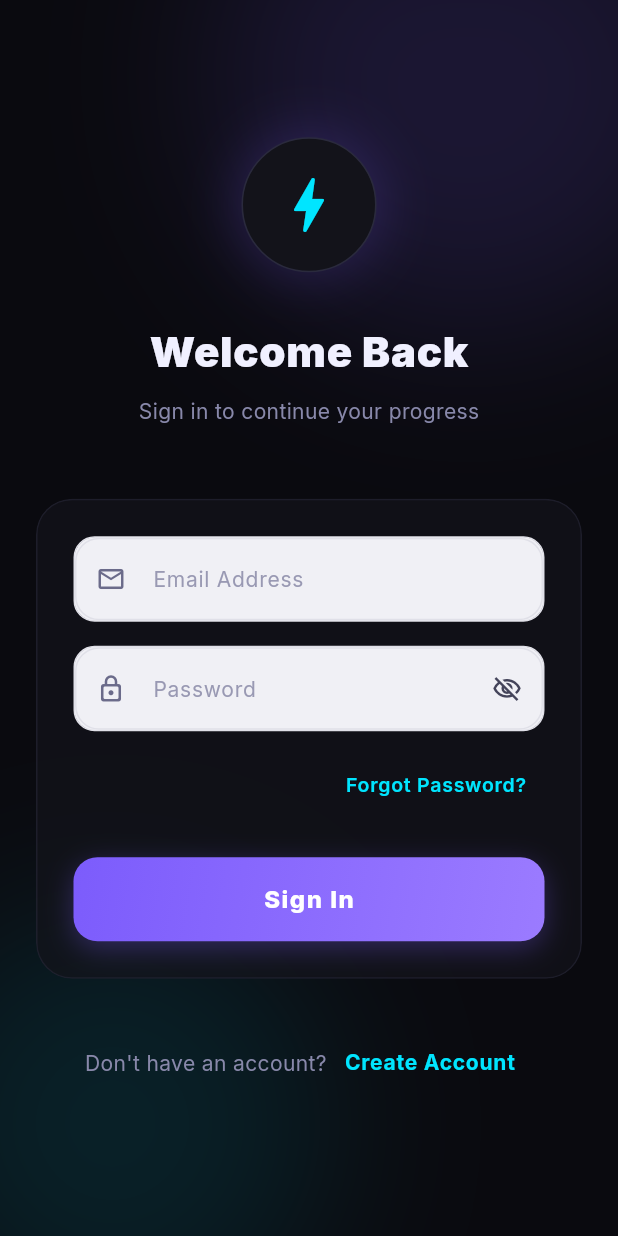
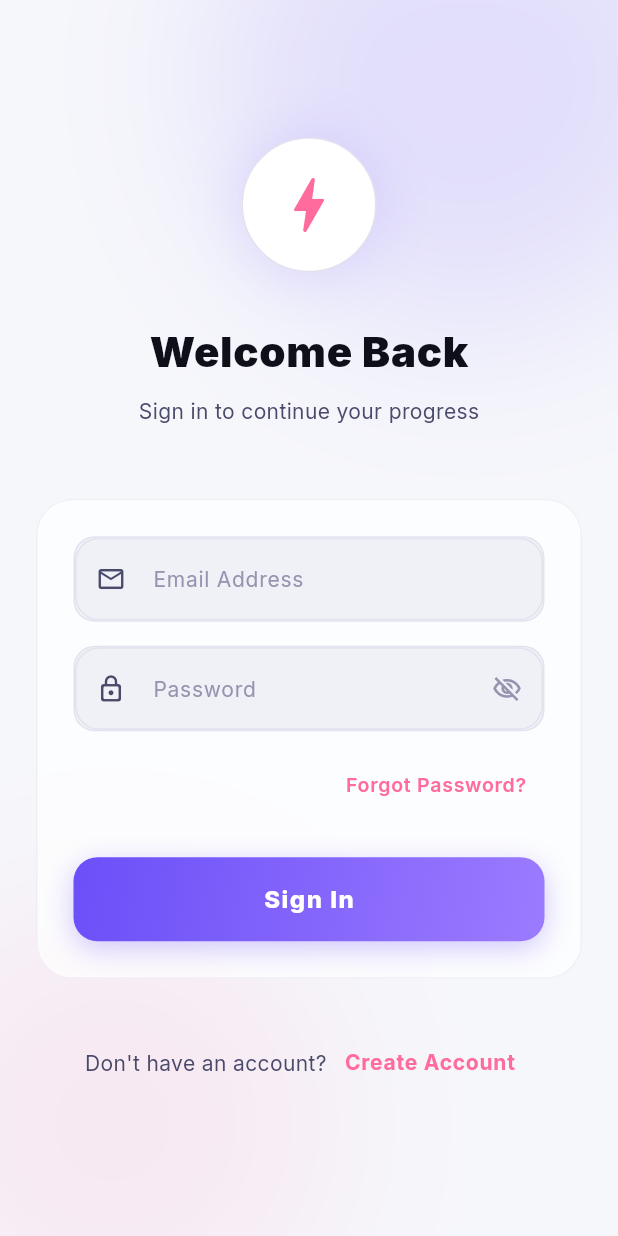
Before and after one commit to saniairfan9014-spec/sanlink, a Flutter app: the screen it shows after launch, on a phone screen of 412 x 824 dp. Run offline on Flutter 3.47's test engine with Material 3 defaults, Android fonts, the phone set to English and light mode, and no system bars; our stand-ins replace flutter_riverpod, google_fonts, image_picker, permission_handler, share_plus, shared_preferences and 3 more; missing offline and left inert: agora_rtc_engine; accounts and stored records are empty.

Commit message:
theme chnge

```diff
--- a/lib/core/theme/app_theme.dart
+++ b/lib/core/theme/app_theme.dart
@@ -83,19 +83,19 @@ class AppGradients {
   AppGradients._();
 
   static const primary = LinearGradient(
-    colors: [Color(0xFF7C5CFC), Color(0xFF9B7BFF)],
+    colors: [Color(0xFF6C4FF8), Color(0xFF9B7CFF)],
     begin: Alignment.topLeft,
     end: Alignment.bottomRight,
   );
 
   static const primaryAccent = LinearGradient(
-    colors: [Color(0xFF7C5CFC), Color(0xFF00E5FF)],
+    colors: [Color(0xFF6C4FF8), Color(0xFF9B7CFF)],
     begin: Alignment.topLeft,
     end: Alignment.bottomRight,
   );
 
   static const accent = LinearGradient(
-    colors: [Color(0xFF00E5FF), Color(0xFF00B4D8)],
+    colors: [Color(0xFFFF6B9D), Color(0xFFFF8FB4)],
     begin: Alignment.topLeft,
     end: Alignment.bottomRight,
   );
@@ -122,7 +122,7 @@ class AppGradients {
 // ─── Theme Palettes ───────────────────────────────────────────────────────────
 
 class AppThemes {
-  // Dark Theme Colors
+  // Dark Theme Colors (kept for dark mode support)
   static const darkBg = Color(0xFF0A0A0F);
   static const darkSurface = Color(0xFF13131A);
   static const darkSurfaceAlt = Color(0xFF1C1C27);
@@ -132,21 +132,21 @@ class AppThemes {
   static const darkTextMuted = Color(0xFF44445A);
 
   // Light Theme Colors
-  static const lightBg = Color(0xFFF5F5FA);
+  static const lightBg = Color(0xFFF6F7FB);
   static const lightSurface = Color(0xFFFFFFFF);
-  static const lightSurfaceAlt = Color(0xFFF0F0F5);
-  static const lightBorder = Color(0xFFE0E0E8);
-  static const lightTextPrimary = Color(0xFF1A1A2E);
-  static const lightTextSecondary = Color(0xFF6B6B8A);
-  static const lightTextMuted = Color(0xFF9999B3);
+  static const lightSurfaceAlt = Color(0xFFF0F1F7);
+  static const lightBorder = Color(0xFFE2E2EF);
+  static const lightTextPrimary = Color(0xFF0F0F1A);
+  static const lightTextSecondary = Color(0xFF4A4A6A);
+  static const lightTextMuted = Color(0xFF9494B0);
 
   // Shared Brand Colors
-  static const primary = Color(0xFF7C5CFC);
-  static const primaryLight = Color(0xFF9B7BFF);
-  static const primaryGlow = Color(0x557C5CFC);
-  static const accent = Color(0xFF00E5FF);
-  static const accentGlow = Color(0x3300E5FF);
-  static const gold = Color(0xFFFFD700);
+  static const primary = Color(0xFF6C4FF8);
+  static const primaryLight = Color(0xFF9B7CFF);
+  static const primaryGlow = Color(0x1F6C4FF8);  // rgba(108,79,248,0.12)
+  static const accent = Color(0xFFFF6B9D);
+  static const accentGlow = Color(0x1FFF6B9D);  // rgba(255,107,157,0.12)
+  static const gold = Color(0xFFD4900A);
   static const red = Color(0xFFFF4757);
   static const green = Color(0xFF00E676);
   static const orange = Color(0xFFFF6D00);
@@ -307,7 +307,7 @@ class AppThemes {
       onSecondary: Colors.white,
       onSurface: darkTextPrimary,
       onError: Colors.white,
-    ),
+    ).copyWith(brightness: Brightness.dark),
     appBarTheme: AppBarTheme(
       backgroundColor: darkSurface,
       elevation: 0,
@@ -413,9 +413,9 @@ class AppThemes {
         border: darkBorder,
         primary: primary,
         primaryLight: primaryLight,
-        primaryGlow: primaryGlow,
+        primaryGlow: Color(0x1F6C4FF8),
         accent: accent,
-        accentGlow: accentGlow,
+        accentGlow: Color(0x1FFF6B9D),
         gold: gold,
         red: red,
         green: green,
@@ -553,9 +553,9 @@ class AppThemes {
         border: lightBorder,
         primary: primary,
         primaryLight: primaryLight,
-        primaryGlow: primaryGlow,
+        primaryGlow: Color(0x1F6C4FF8),
         accent: accent,
-        accentGlow: accentGlow,
+        accentGlow: Color(0x1FFF6B9D),
         gold: gold,
         red: red,
         green: green,
@@ -563,8 +563,8 @@ class AppThemes {
         textPrimary: lightTextPrimary,
         textSecondary: lightTextSecondary,
         textMuted: lightTextMuted,
-        shimmerBase: Color(0xFFE8E8F0),
-        shimmerHighlight: Color(0xFFF5F5FA),
+        shimmerBase: Color(0xFFE6E6F0),
+        shimmerHighlight: Color(0xFFF6F7FB),
       ),
     ],
   );
--- a/lib/features/auth/login_screen.dart
+++ b/lib/features/auth/login_screen.dart
@@ -7,16 +7,16 @@ import '../home/home_screen.dart';
 import '../../core/theme/app_theme.dart';
 
 class _C {
-  static const bg = Color(0xFF0A0A0F);
-  static const surface = Color(0xFF13131A);
-  static const surfaceAlt = Color(0xFF1C1C27);
-  static const border = Color(0xFF2A2A3D);
-  static const primary = Color(0xFF7C5CFC);
-  static const primaryGlow = Color(0x337C5CFC);
-  static const accent = Color(0xFF00E5FF);
-  static const textPrimary = Color(0xFFF0F0FF);
-  static const textSecondary = Color(0xFF8888AA);
-  static const textMuted = Color(0xFF44445A);
+  static const bg = Color(0xFFF6F7FB);
+  static const surface = Color(0xFFFFFFFF);
+  static const surfaceAlt = Color(0xFFF0F1F7);
+  static const border = Color(0xFFE2E2EF);
+  static const primary = Color(0xFF6C4FF8);
+  static const primaryGlow = Color(0x1F6C4FF8);
+  static const accent = Color(0xFFFF6B9D);
+  static const textPrimary = Color(0xFF0F0F1A);
+  static const textSecondary = Color(0xFF4A4A6A);
+  static const textMuted = Color(0xFF9494B0);
 }
 
 class LoginScreen extends StatefulWidget {
--- a/lib/features/auth/signup_screen.dart
+++ b/lib/features/auth/signup_screen.dart
@@ -5,16 +5,16 @@ import '../../services/auth_service.dart';
 import '../home/home_screen.dart';
 
 class _C {
-  static const bg = Color(0xFF0A0A0F);
-  static const surface = Color(0xFF13131A);
-  static const surfaceAlt = Color(0xFF1C1C27);
-  static const border = Color(0xFF2A2A3D);
-  static const primary = Color(0xFF7C5CFC);
-  static const primaryGlow = Color(0x337C5CFC);
-  static const accent = Color(0xFF00E5FF);
-  static const textPrimary = Color(0xFFF0F0FF);
-  static const textSecondary = Color(0xFF8888AA);
-  static const textMuted = Color(0xFF44445A);
+  static const bg = Color(0xFFF6F7FB);
+  static const surface = Color(0xFFFFFFFF);
+  static const surfaceAlt = Color(0xFFF0F1F7);
+  static const border = Color(0xFFE2E2EF);
+  static const primary = Color(0xFF6C4FF8);
+  static const primaryGlow = Color(0x1F6C4FF8);
+  static const accent = Color(0xFFFF6B9D);
+  static const textPrimary = Color(0xFF0F0F1A);
+  static const textSecondary = Color(0xFF4A4A6A);
+  static const textMuted = Color(0xFF9494B0);
 }
 
 class SignupScreen extends StatefulWidget {
@@ -218,7 +218,7 @@ class _SignupScreenState extends State<SignupScreen> with SingleTickerProviderSt
                                     height: 56,
                                     decoration: BoxDecoration(
                                       gradient: const LinearGradient(
-                                        colors: [Color(0xFF00E5FF), Color(0xFF00B2FF)],
+                                        colors: [_C.primary, Color(0xFF9B7CFF)],
                                         begin: Alignment.topLeft,
                                         end: Alignment.bottomRight,
                                       ),
--- a/lib/features/chat/request_screen.dart
+++ b/lib/features/chat/request_screen.dart
@@ -5,16 +5,16 @@ import 'package:sanlink/features/chat/services/chat_service.dart';
 import 'package:sanlink/widgets/profile_avatar.dart';
 
 class _C {
-  static const bg = Color(0xFF0A0A0F);
-  static const surface = Color(0xFF13131A);
-  static const surfaceAlt = Color(0xFF1C1C27);
-  static const border = Color(0xFF2A2A3D);
-  static const primary = Color(0xFF7C5CFC);
-  static const primaryGlow = Color(0x337C5CFC);
-  static const accent = Color(0xFF00E5FF);
-  static const textPrimary = Color(0xFFF0F0FF);
-  static const textSecondary = Color(0xFF8888AA);
-  static const textMuted = Color(0xFF44445A);
+  static const bg = Color(0xFFF6F7FB);
+  static const surface = Color(0xFFFFFFFF);
+  static const surfaceAlt = Color(0xFFF0F1F7);
+  static const border = Color(0xFFE2E2EF);
+  static const primary = Color(0xFF6C4FF8);
+  static const primaryGlow = Color(0x1F6C4FF8);
+  static const accent = Color(0xFFFF6B9D);
+  static const textPrimary = Color(0xFF0F0F1A);
+  static const textSecondary = Color(0xFF4A4A6A);
+  static const textMuted = Color(0xFF9494B0);
   static const green = Color(0xFF00E676);
   static const red = Color(0xFFFF4757);
 }
--- a/lib/features/chat/screens/chat_list_screen.dart
+++ b/lib/features/chat/screens/chat_list_screen.dart
@@ -236,7 +236,7 @@ class _ChatTile extends StatelessWidget {
         ),
         title: Row(children: [
           Expanded(child: Text(friendName, style: TextStyle(
-            color: isUnread ? Colors.white : colors.textPrimary,
+            color: isUnread ? colors.primary : colors.textPrimary,
             fontWeight: isUnread ? FontWeight.w900 : FontWeight.bold,
             fontSize: 15,
           ))),
--- a/lib/features/chat/screens/search_users_screen.dart
+++ b/lib/features/chat/screens/search_users_screen.dart
@@ -7,16 +7,16 @@ import 'package:sanlink/features/chat/services/chat_service.dart';
 import 'package:sanlink/widgets/profile_avatar.dart';
 
 class _C {
-  static const bg = Color(0xFF0A0A0F);
-  static const surface = Color(0xFF13131A);
-  static const surfaceAlt = Color(0xFF1C1C27);
-  static const border = Color(0xFF2A2A3D);
-  static const primary = Color(0xFF7C5CFC);
-  static const primaryGlow = Color(0x337C5CFC);
-  static const accent = Color(0xFF00E5FF);
-  static const textPrimary = Color(0xFFF0F0FF);
-  static const textSecondary = Color(0xFF8888AA);
-  static const textMuted = Color(0xFF44445A);
+  static const bg = Color(0xFFF6F7FB);
+  static const surface = Color(0xFFFFFFFF);
+  static const surfaceAlt = Color(0xFFF0F1F7);
+  static const border = Color(0xFFE2E2EF);
+  static const primary = Color(0xFF6C4FF8);
+  static const primaryGlow = Color(0x1F6C4FF8);
+  static const accent = Color(0xFFFF6B9D);
+  static const textPrimary = Color(0xFF0F0F1A);
+  static const textSecondary = Color(0xFF4A4A6A);
+  static const textMuted = Color(0xFF9494B0);
 }
 
 class SearchUsersScreen extends StatefulWidget {
--- a/lib/features/games/games_screen.dart
+++ b/lib/features/games/games_screen.dart
@@ -211,7 +211,7 @@ class _XPStatusSection extends StatelessWidget {
         borderRadius: BorderRadius.circular(Radii.xxl),
         border: Border.all(color: colors.border),
         boxShadow: [
-          BoxShadow(color: Colors.black.withOpacity(0.2), blurRadius: 20, offset: const Offset(0, 10))
+          BoxShadow(color: colors.primaryGlow.withOpacity(0.15), blurRadius: 20, offset: const Offset(0, 10))
         ],
       ),
       child: Row(
--- a/lib/features/profile/profile_screen.dart
+++ b/lib/features/profile/profile_screen.dart
@@ -16,16 +16,19 @@ void _log(String tag, String msg) => debugPrint("[$tag] $msg");
 
 // ─── DESIGN TOKENS ────────────────────────────────────────────
 class _C {
-  static const bg            = Color(0xFF0A0A0F);
-  static const surface       = Color(0xFF13131A);
-  static const surfaceAlt    = Color(0xFF1C1C27);
-  static const border        = Color(0xFF2A2A3D);
-  static const primary       = Color(0xFF7C5CFC);
-  static const primaryGlow   = Color(0x447C5CFC);
-  static const accent        = Color(0xFF00E5FF);
-  static const textPrimary   = Color(0xFFF0F0FF);
-  static const textSecondary = Color(0xFF8888AA);
-  static const textMuted     = Color(0xFF44445A);
+
+
+
+  static const bg         = Color(0xFFF5F6FC);
+  static const surface    = Color(0xFFE7EAF4);
+  static const surfaceAlt = Color(0xFFD8DEED);
+  static const border     = Color(0xFFBCC5DA);
+  static const primary       = Color(0xFF6C4FF8);
+  static const primaryGlow   = Color(0x1F6C4FF8);
+  static const accent        = Color(0xFFFF6B9D);
+  static const textPrimary   = Color(0xFF0F0F1A);
+  static const textSecondary = Color(0xFF4A4A6A);
+  static const textMuted     = Color(0xFF9494B0);
   static const green         = Color(0xFF00E676);
 }
 
@@ -417,7 +420,7 @@ class _ProfileScreenState extends State<ProfileScreen>
                     Text(
                       name,
                       style: const TextStyle(
-                        color: Colors.white,
+                        color: _C.textPrimary,
                         fontSize: 26,
                         fontWeight: FontWeight.w900,
                         letterSpacing: -0.5,
@@ -589,7 +592,7 @@ class _ProfileScreenState extends State<ProfileScreen>
                           const Text(
                             "POSTS COLLECTION",
                             style: TextStyle(
-                              color: Colors.white,
+                              color: _C.textPrimary,
                               fontSize: 12,
                               fontWeight: FontWeight.w900,
                               letterSpacing: 1,
@@ -725,7 +728,7 @@ class _ProfileScreenState extends State<ProfileScreen>
                         children: [
                           Text(gameName,
                               style: const TextStyle(
-                                  color: Colors.white,
+                                  color: _C.textPrimary,
                                   fontSize: 12,
                                   fontWeight: FontWeight.bold),
                               overflow: TextOverflow.ellipsis),
--- a/lib/features/profile/update_profile_screen.dart
+++ b/lib/features/profile/update_profile_screen.dart
@@ -9,18 +9,18 @@ import 'package:sanlink/widgets/profile_avatar.dart';
 
 // ─── Design Tokens ───────────────────────────────────────────────────────────
 class _C {
-  static const bg = Color(0xFF0A0A0F);
-  static const surface = Color(0xFF13131A);
-  static const surfaceAlt = Color(0xFF1C1C27);
-  static const border = Color(0xFF2A2A3D);
-  static const primary = Color(0xFF7C5CFC);
-  static const primaryGlow = Color(0x337C5CFC);
-  static const accent = Color(0xFF00E5FF);
-  static const textPrimary = Color(0xFFF0F0FF);
-  static const textSecondary = Color(0xFF8888AA);
-  static const textMuted = Color(0xFF44445A);
+  static const bg = Color(0xFFF6F7FB);
+  static const surface = Color(0xFFFFFFFF);
+  static const surfaceAlt = Color(0xFFF0F1F7);
+  static const border = Color(0xFFE2E2EF);
+  static const primary = Color(0xFF6C4FF8);
+  static const primaryGlow = Color(0x1F6C4FF8);
+  static const accent = Color(0xFFFF6B9D);
+  static const textPrimary = Color(0xFF0F0F1A);
+  static const textSecondary = Color(0xFF4A4A6A);
+  static const textMuted = Color(0xFF9494B0);
   static const error = Color(0xFFFF5370);
-  static const gold = Color(0xFFFFD700);
+  static const gold = Color(0xFFD4900A);
 }
 
 class UpdateProfileScreen extends StatefulWidget {
@@ -300,7 +300,7 @@ class _UpdateProfileScreenState extends State<UpdateProfileScreen>
             const Text(
               "AVATAR FRAMES",
               style: TextStyle(
-                color: Colors.white,
+                color: _C.textPrimary,
                 fontSize: 12,
                 fontWeight: FontWeight.w900,
                 letterSpacing: 1,
@@ -410,7 +410,7 @@ class _UpdateProfileScreenState extends State<UpdateProfileScreen>
             const Text(
               "GENERAL INFO",
               style: TextStyle(
-                color: Colors.white,
+                color: _C.textPrimary,
                 fontSize: 12,
                 fontWeight: FontWeight.w900,
                 letterSpacing: 1,
```
Also changed, not shown: lib/features/games/blockgame/brick_category_screen.dart (+5 -5 lines), lib/features/games/blockgame/brick_game_screen.dart (+10 -10 lines), lib/features/games/quiz/quiz_category_screen.dart (+10 -10 lines), lib/features/games/snackgame/snake_category_screen.dart (+5 -5 lines), lib/features/games/snackgame/snake_game_screen.dart (+9 -9 lines), lib/features/games/tic_tac_toe/tictactoe_category_screen.dart (+17 -17 lines), lib/features/games/tic_tac_toe/tictoe_screen.dart (+13 -13 lines), lib/features/voice_rooms/screens/voice_rooms_screen.dart (+15 -6 lines), lib/features/voice_rooms/widgets/voice_room_card.dart (+70 -109 lines).
